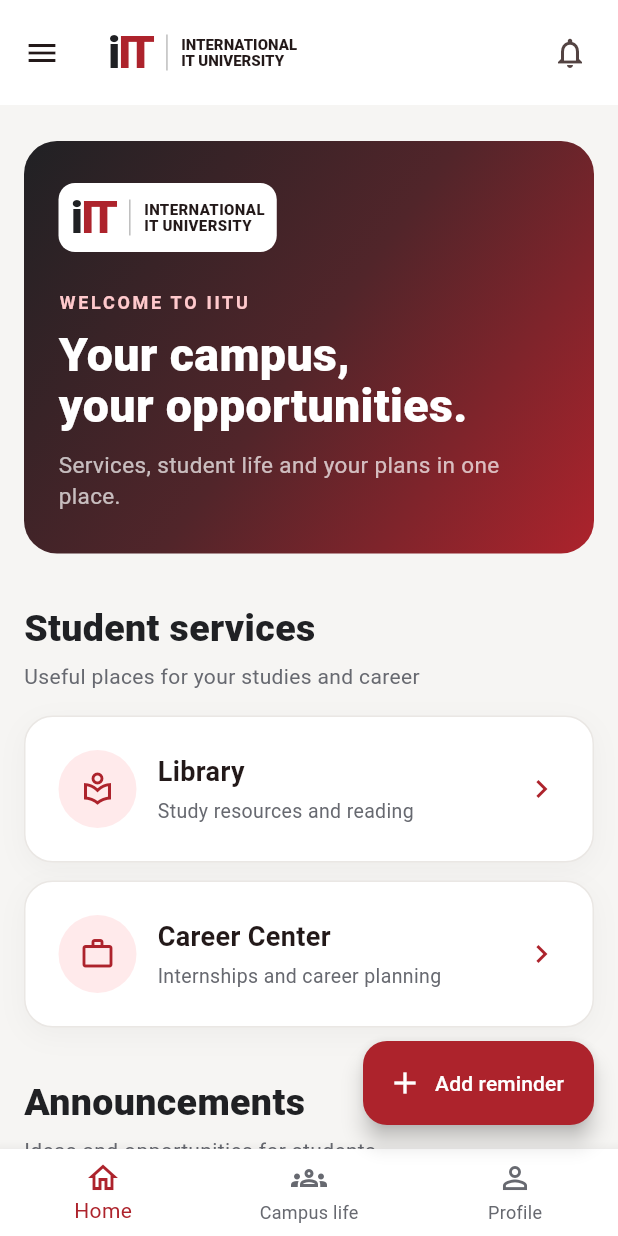
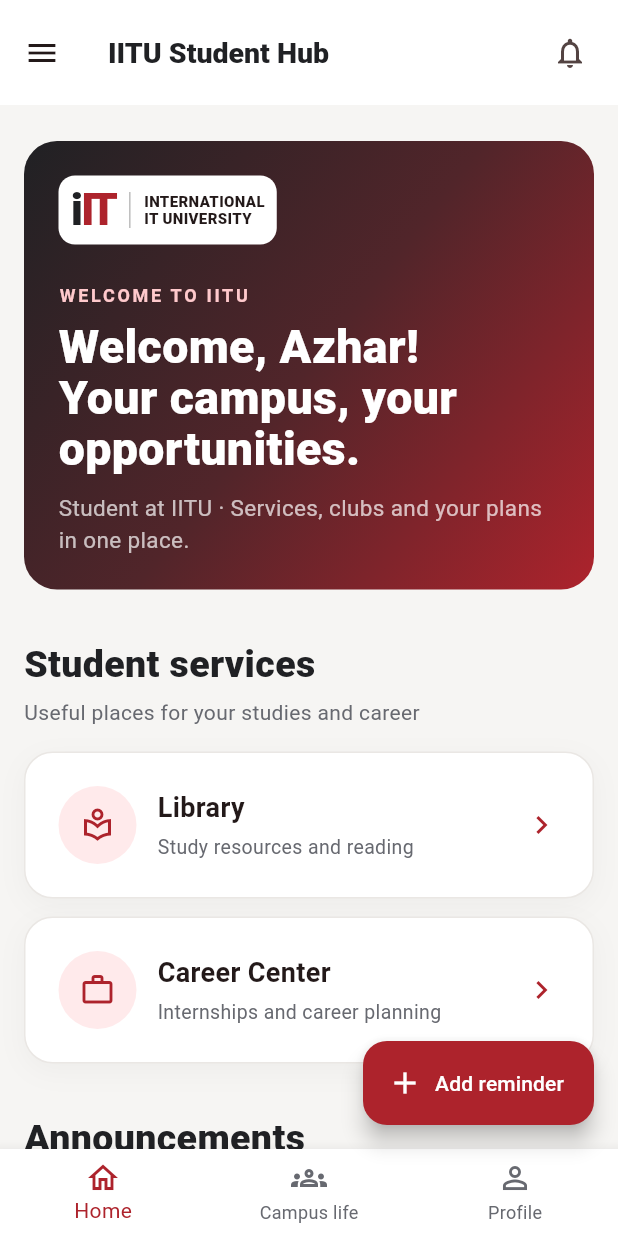
Before and after one commit to I26043015/iitu-student-hub, a Flutter app: the screen it shows after launch, on a phone screen of 412 x 824 dp. Run offline on Flutter 3.47's test engine with Material 3 defaults, Android fonts, the phone set to English and light mode, and no system bars; our stand-ins replace shared_preferences.

Commit message:
Update IITU Student Hub for assignment

```diff
--- a/lib/main.dart
+++ b/lib/main.dart
@@ -24,7 +24,7 @@
   );
 }
 
-// Логотип создаётся прямо в Flutter, поэтому файл PNG не требуется.
+// Логотип создаётся средствами Flutter, отдельный PNG не нужен.
 class IituMark extends StatelessWidget {
   const IituMark({super.key, this.small = false});
 
@@ -167,9 +167,7 @@
             labelText: 'What needs to be done?',
             border: OutlineInputBorder(),
           ),
-          onSubmitted: (_) {
-            Navigator.pop(dialog, input.text.trim());
-          },
+          onSubmitted: (_) => Navigator.pop(dialog, input.text.trim()),
         ),
         actions: [
           TextButton(
@@ -223,9 +221,7 @@
 
   Future<void> toggleClub(String club) async {
     setState(() {
-      if (!savedClubs.remove(club)) {
-        savedClubs.add(club);
-      }
+      if (!savedClubs.remove(club)) savedClubs.add(club);
     });
 
     try {
@@ -239,11 +235,7 @@
     }
 
     if (mounted) {
-      toast(
-        savedClubs.contains(club)
-            ? '$club saved'
-            : '$club removed',
-      );
+      toast(savedClubs.contains(club) ? '$club saved' : '$club removed');
     }
   }
 
@@ -301,7 +293,6 @@
     );
 
     final values = fields.map((field) => field.text.trim()).toList();
-
     for (final field in fields) {
       field.dispose();
     }
@@ -385,8 +376,11 @@
     );
   }
 
-  Widget panel(Widget child, {Color color = Colors.white}) {
-    return Container(
+  Widget panel(
+      Widget child, {
+        Color color = Colors.white,
+      }) =>
+      Container(
         width: double.infinity,
         padding: const EdgeInsets.all(22),
         decoration: BoxDecoration(
@@ -403,10 +397,8 @@
         ),
         child: child,
       );
-  }
 
-  Widget heading(String title, String caption) {
-    return Column(
+  Widget heading(String title, String caption) => Column(
     crossAxisAlignment: CrossAxisAlignment.start,
     children: [
       Text(
@@ -418,16 +410,11 @@
         ),
       ),
       const SizedBox(height: 4),
-        Text(
-          caption,
-          style: const TextStyle(color: muted),
-        ),
+      Text(caption, style: const TextStyle(color: muted)),
     ],
   );
-  }
 
-  Widget hero(bool wide) {
-    return Container(
+  Widget hero(bool wide) => Container(
     width: double.infinity,
     constraints: const BoxConstraints(minHeight: 275),
     padding: EdgeInsets.all(wide ? 33 : 23),
@@ -463,7 +450,8 @@
         ),
         const SizedBox(height: 9),
         Text(
-            'Your campus,\nyour opportunities.',
+          'Welcome, ${name.trim().split(' ').last}!\n'
+              'Your campus, your opportunities.',
           style: TextStyle(
             color: Colors.white,
             fontSize: wide ? 38 : 31,
@@ -472,9 +460,11 @@
           ),
         ),
         const SizedBox(height: 12),
-          const Text(
-            'Services, student life and your plans in one place.',
-            style: TextStyle(
+        Text(
+          programme.isEmpty
+              ? 'Student at IITU · Services, clubs and your plans in one place.'
+              : '$programme · Services, clubs and your plans in one place.',
+          style: const TextStyle(
             color: Colors.white70,
             fontSize: 15,
           ),
@@ -482,7 +472,6 @@
       ],
     ),
   );
-  }
 
   Widget service(
       IconData icon,
@@ -490,8 +479,8 @@
       String description,
       String info,
       String task,
-      ) {
-    return InkWell(
+      ) =>
+      InkWell(
         onTap: () => detail(
           title,
           info,
@@ -535,15 +524,14 @@
           ),
         ),
       );
-  }
 
   Widget announcement(
       IconData icon,
       String label,
       String title,
       String description,
-      ) {
-    return InkWell(
+      ) =>
+      InkWell(
         onTap: () => detail(
           title,
           description,
@@ -579,10 +567,7 @@
                 description,
                 maxLines: 3,
                 overflow: TextOverflow.ellipsis,
-              style: const TextStyle(
-                color: muted,
-                height: 1.4,
-              ),
+                style: const TextStyle(color: muted, height: 1.4),
               ),
               const SizedBox(height: 15),
               const Text(
@@ -596,19 +581,14 @@
           ),
         ),
       );
-  }
 
-  Widget remindersPanel() {
-    return panel(
+  Widget remindersPanel() => panel(
     Column(
       crossAxisAlignment: CrossAxisAlignment.start,
       children: [
         Row(
           children: [
-              const Icon(
-                Icons.notifications_active_outlined,
-                color: red,
-              ),
+            const Icon(Icons.notifications_active_outlined, color: red),
             const SizedBox(width: 9),
             const Expanded(
               child: Text(
@@ -662,7 +642,6 @@
       ],
     ),
   );
-  }
 
   Widget home(bool wide) {
     final library = service(
@@ -716,26 +695,28 @@
                         size: 32,
                       ),
                       const SizedBox(height: 13),
-                      const Text(
-                        'Made for IITU students',
-                        style: TextStyle(
+                      Text(
+                        name,
+                        style: const TextStyle(
                           fontSize: 21,
                           fontWeight: FontWeight.w800,
                         ),
                       ),
                       const SizedBox(height: 9),
-                      const Text(
-                        'Save clubs you like and keep your study plans nearby.',
-                        style: TextStyle(
+                      Text(
+                        programme.isEmpty
+                            ? 'Your IITU student dashboard. Add your programme and student ID in your profile.'
+                            : '$programme · Your IITU student dashboard.',
+                        style: const TextStyle(
                           color: muted,
                           height: 1.45,
                         ),
                       ),
                       const SizedBox(height: 14),
                       TextButton.icon(
-                        onPressed: () => go(1),
+                        onPressed: () => go(2),
                         icon: const Icon(Icons.arrow_forward),
-                        label: const Text('Explore campus life'),
+                        label: const Text('Open my profile'),
                       ),
                     ],
                   ),
@@ -796,11 +777,24 @@
     );
   }
 
-  Widget club(String title, String description, IconData icon) {
+  Widget club(
+      String title,
+      String description,
+      IconData icon,
+      ) {
     final saved = savedClubs.contains(title);
 
-    return panel(
-      Column(
+    return Card(
+      margin: EdgeInsets.zero,
+      color: Colors.white,
+      elevation: 1,
+      shape: RoundedRectangleBorder(
+        side: const BorderSide(color: Color(0xFFEAE7E4)),
+        borderRadius: BorderRadius.circular(19),
+      ),
+      child: Padding(
+        padding: const EdgeInsets.all(22),
+        child: Column(
           crossAxisAlignment: CrossAxisAlignment.start,
           children: [
             Row(
@@ -812,13 +806,10 @@
                 ),
                 const Spacer(),
                 IconButton(
-                tooltip: saved
-                    ? 'Remove saved club'
-                    : 'Save club',
+                  tooltip:
+                  saved ? 'Remove saved club' : 'Save club',
                   icon: Icon(
-                  saved
-                      ? Icons.bookmark
-                      : Icons.bookmark_border,
+                    saved ? Icons.bookmark : Icons.bookmark_border,
                     color: red,
                   ),
                   onPressed: () => toggleClub(title),
@@ -845,13 +836,12 @@
             TextButton.icon(
               onPressed: () => toggleClub(title),
               icon: Icon(
-              saved
-                  ? Icons.check
-                  : Icons.bookmark_add_outlined,
+                saved ? Icons.check : Icons.bookmark_add_outlined,
               ),
               label: Text(saved ? 'Saved' : 'Save club'),
             ),
           ],
+        ),
       ),
     );
   }
@@ -878,10 +868,7 @@
     return Column(
       crossAxisAlignment: CrossAxisAlignment.start,
       children: [
-        heading(
-          'Campus life',
-          'Discover communities at IITU',
-        ),
+        heading('Campus life', 'Discover communities at IITU'),
         const SizedBox(height: 16),
         panel(
           Row(
@@ -928,8 +915,8 @@
       IconData icon,
       String label,
       String value,
-      ) {
-    return Padding(
+      ) =>
+      Padding(
         padding: const EdgeInsets.symmetric(vertical: 12),
         child: Row(
           children: [
@@ -963,7 +950,6 @@
           ],
         ),
       );
-  }
 
   Widget profile(bool wide) {
     final identity = panel(
@@ -1061,7 +1047,30 @@
       backgroundColor: Colors.white,
       surfaceTintColor: Colors.white,
       toolbarHeight: 70,
-      title: const IituMark(small: true),
+      title: MediaQuery.sizeOf(context).width >= 600
+          ? const Row(
+        mainAxisSize: MainAxisSize.min,
+        children: [
+          IituMark(small: true),
+          SizedBox(width: 18),
+          Text(
+            'Student Hub',
+            style: TextStyle(
+              fontSize: 19,
+              fontWeight: FontWeight.w800,
+              color: ink,
+            ),
+          ),
+        ],
+      )
+          : const Text(
+        'IITU Student Hub',
+        style: TextStyle(
+          fontSize: 19,
+          fontWeight: FontWeight.w800,
+          color: ink,
+        ),
+      ),
       actions: [
         IconButton(
           tooltip: 'My reminders',
```
Lines whose indentation alone changed are shown as unchanged.
